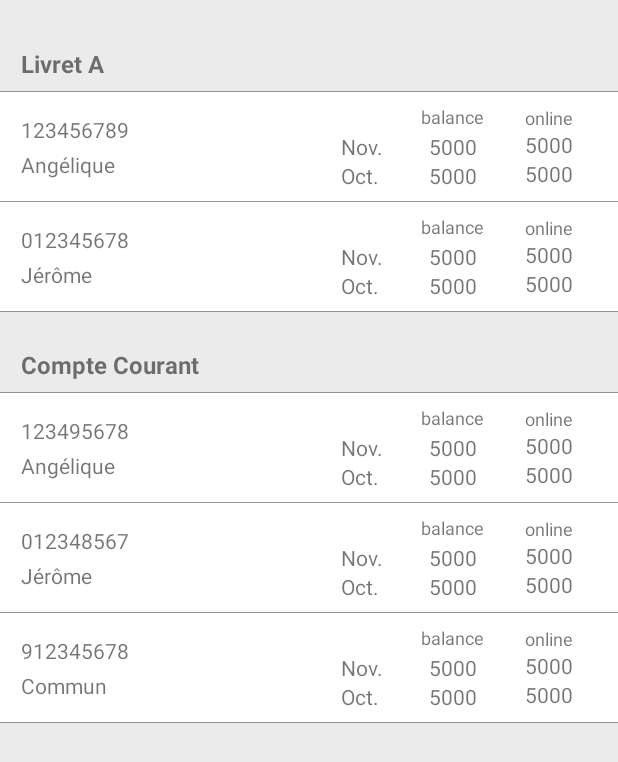
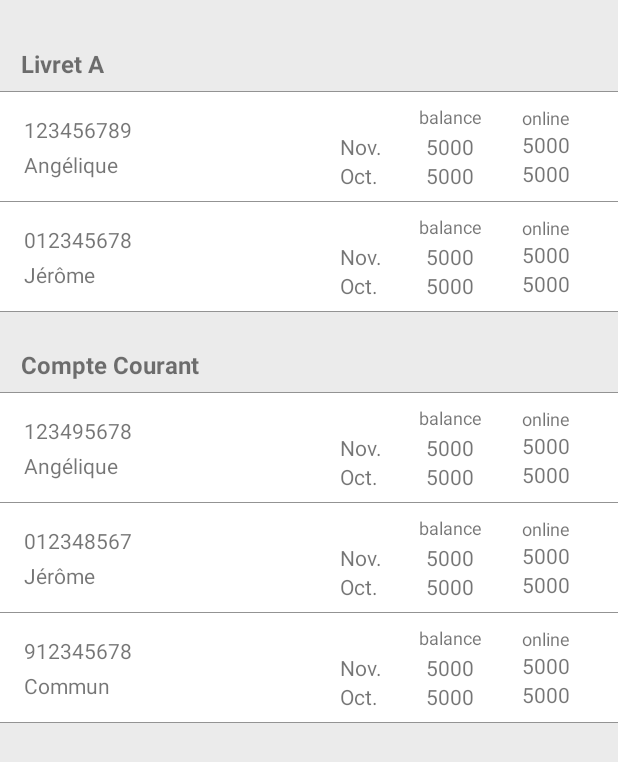
Before and after one commit to brachior/bratafrik, an Android app: the screen it shows after launch (MainActivity), on a phone screen of 412 x 824 dp. Shown: the part 323-1085 px from the top of the screen. Run offline under Robolectric (Android 15) with nearby library versions, the phone set to English and light mode, and no system bars.

Commit message:
new android-studio version

```diff
--- a/app/src/main/java/net/brach/android/bratafrik/MainActivity.kt
+++ b/app/src/main/java/net/brach/android/bratafrik/MainActivity.kt
@@ -42,16 +42,16 @@ class MainActivity : AppCompatActivity() {
 
 class AccountAdapter(private val accounts: ArrayList<AccountItem>) : RecyclerView.Adapter<AccountAdapter.VH>() {
 
-    override fun onBindViewHolder(holder: VH?, position: Int) {
-        if (holder?.itemView != null) {
-            accounts[position].bind(holder.itemView)
+    override fun onBindViewHolder(holder: VH, position: Int) {
+        when {
+            holder.itemView != null -> accounts[position].bind(holder.itemView)
         }
     }
 
     override fun getItemCount(): Int = accounts.size
 
-    override fun onCreateViewHolder(parent: ViewGroup?, layout: Int): VH =
-        VH(LayoutInflater.from(parent?.context).inflate(layout, parent, false))
+    override fun onCreateViewHolder(parent: ViewGroup, layout: Int): VH =
+        VH(LayoutInflater.from(parent.context).inflate(layout, parent, false))
 
     override fun getItemViewType(position: Int): Int = accounts[position].layout()
 
--- a/app/src/main/res/layout/item_account.xml
+++ b/app/src/main/res/layout/item_account.xml
@@ -5,8 +5,8 @@
     android:baselineAligned="false"
     android:background="@drawable/item_account_background"
     android:paddingTop="8dp"
-    android:paddingLeft="14dp"
-    android:paddingRight="14dp"
+    android:paddingLeft="@dimen/activity_horizontal_margin"
+    android:paddingRight="@dimen/activity_horizontal_margin"
     android:paddingBottom="8dp"
     android:layout_width="match_parent"
     android:layout_height="wrap_content">
--- a/app/src/main/res/values/dimens.xml
+++ b/app/src/main/res/values/dimens.xml
@@ -1,3 +1,5 @@
 <resources>
-    <dimen name="fab_margin">16dp</dimen>
+    <!-- Default screen margins, per the Android Design guidelines. -->
+    <dimen name="activity_horizontal_margin">16dp</dimen>
+    <dimen name="activity_vertical_margin">16dp</dimen>
 </resources>
--- a/app/src/main/res/values/strings.xml
+++ b/app/src/main/res/values/strings.xml
@@ -1,4 +1,3 @@
 <resources>
     <string name="app_name">Bratafrik</string>
-    <string name="action_settings">Settings</string>
 </resources>
--- a/build.gradle
+++ b/build.gradle
@@ -1,13 +1,13 @@
 // Top-level build file where you can add configuration options common to all sub-projects/modules.
 
 buildscript {
-    ext.kotlin_version = '1.1.60'
+    ext.kotlin_version = '1.2.30'
     repositories {
         google()
         jcenter()
     }
     dependencies {
-        classpath 'com.android.tools.build:gradle:3.0.0'
+        classpath 'com.android.tools.build:gradle:3.1.2'
         classpath "org.jetbrains.kotlin:kotlin-gradle-plugin:$kotlin_version"
 
         // NOTE: Do not place your application dependencies here; they belong
```
Also changed, not shown: app/build.gradle (+9 -14 lines), app/src/main/res/menu/menu_main.xml (deleted, +0 -10 lines), gradle/wrapper/gradle-wrapper.properties, 3 other files.
